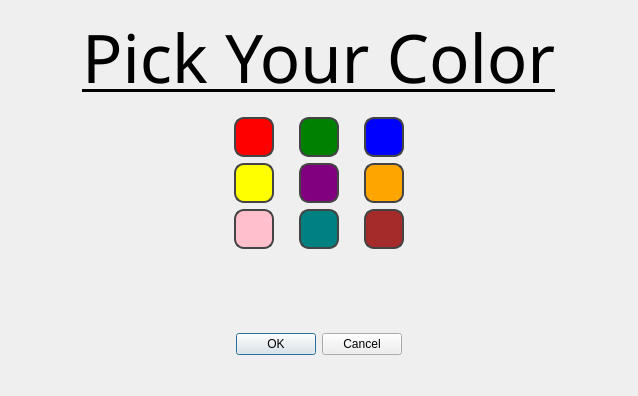
Before: the Qt Designer form UI/Games/DotsAndBoxesPage/ColorSelectionDialog/color_selection_dialog.ui in PlaTwo-project/PlaTwo, drawn with Qt 5.
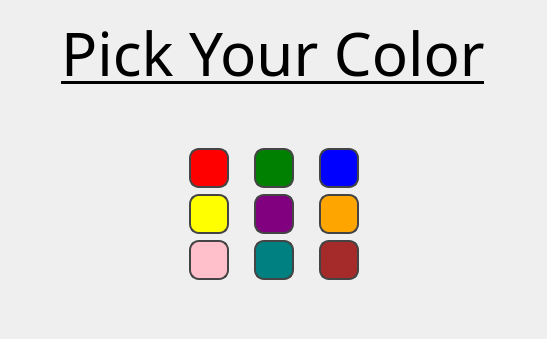
After: the same form once the commit is applied. Icons and pictures are not drawn.

Commit message: Add color selection feature

```diff
--- a/UI/Games/DotsAndBoxesPage/ColorSelectionDialog/color_selection_dialog.ui
+++ b/UI/Games/DotsAndBoxesPage/ColorSelectionDialog/color_selection_dialog.ui
@@ -6,8 +6,8 @@
    <rect>
     <x>0</x>
     <y>0</y>
-    <width>638</width>
-    <height>396</height>
+    <width>547</width>
+    <height>339</height>
    </rect>
   </property>
   <property name="windowTitle">
@@ -17,75 +17,34 @@
    <iconset resource="../../../../recources.qrc">
     <normaloff>:/icons/Resources/icon.ico</normaloff>:/icons/Resources/icon.ico</iconset>
   </property>
+  <property name="autoFillBackground">
+   <bool>false</bool>
+  </property>
+  <property name="styleSheet">
+   <string notr="true">QDialogButtonBox QPushButton {
+    background-color: white;
+    color: black;
+    border: 1px solid #0078d7;
+    padding: 5px 12px;
+    border-radius: 4px;
+}
+
+QDialogButtonBox QPushButton:hover {
+    background-color: #e6f2ff;
+}
+
+QDialogButtonBox QPushButton:pressed {
+    background-color: #C7E3FF;
+}
+</string>
+  </property>
   <layout class="QGridLayout" name="gridLayout">
-   <item row="2" column="1" alignment="Qt::AlignmentFlag::AlignHCenter|Qt::AlignmentFlag::AlignBottom">
-    <widget class="QDialogButtonBox" name="buttonBox">
-     <property name="minimumSize">
-      <size>
-       <width>0</width>
-       <height>0</height>
-      </size>
-     </property>
-     <property name="font">
-      <font>
-       <bold>false</bold>
-      </font>
-     </property>
-     <property name="cursor">
-      <cursorShape>PointingHandCursor</cursorShape>
-     </property>
-     <property name="mouseTracking">
-      <bool>false</bool>
-     </property>
-     <property name="focusPolicy">
-      <enum>Qt::FocusPolicy::TabFocus</enum>
-     </property>
-     <property name="autoFillBackground">
-      <bool>false</bool>
-     </property>
-     <property name="orientation">
-      <enum>Qt::Orientation::Horizontal</enum>
-     </property>
-     <property name="standardButtons">
-      <set>QDialogButtonBox::StandardButton::Cancel|QDialogButtonBox::StandardButton::Ok</set>
-     </property>
-     <property name="centerButtons">
-      <bool>false</bool>
-     </property>
-    </widget>
-   </item>
-   <item row="1" column="0">
-    <spacer name="horizontalSpacer_2">
-     <property name="orientation">
-      <enum>Qt::Orientation::Horizontal</enum>
-     </property>
-     <property name="sizeHint" stdset="0">
-      <size>
-       <width>40</width>
-       <height>20</height>
-      </size>
-     </property>
-    </spacer>
-   </item>
-   <item row="1" column="2">
-    <spacer name="horizontalSpacer">
-     <property name="orientation">
-      <enum>Qt::Orientation::Horizontal</enum>
-     </property>
-     <property name="sizeHint" stdset="0">
-      <size>
-       <width>40</width>
-       <height>20</height>
-      </size>
-     </property>
-    </spacer>
-   </item>
    <item row="0" column="0" colspan="3" alignment="Qt::AlignmentFlag::AlignHCenter|Qt::AlignmentFlag::AlignTop">
     <widget class="QLabel" name="label">
      <property name="font">
       <font>
        <family>Orbitron SemiBold</family>
-       <pointsize>50</pointsize>
+       <pointsize>45</pointsize>
        <underline>true</underline>
       </font>
      </property>
@@ -94,7 +53,7 @@
      </property>
     </widget>
    </item>
-   <item row="1" column="1">
+   <item row="2" column="1">
     <layout class="QGridLayout" name="gridLayout_2">
      <property name="leftMargin">
       <number>20</number>
@@ -129,9 +88,15 @@
         </font>
        </property>
        <property name="styleSheet">
-        <string notr="true">background-color: green;
-border-radius: 10px;
-border: 1.5px solid #444;</string>
+        <string notr="true">QPushButton {
+	background-color: green;
+	border-radius: 10px;
+	border: 1.5px solid #444;
+}
+
+QPushButton:hover {
+	border: 3px solid #000;
+}</string>
        </property>
        <property name="text">
         <string/>
@@ -159,9 +124,15 @@
         </font>
        </property>
        <property name="styleSheet">
-        <string notr="true">background-color: blue;
-border-radius: 10px;
-border: 1.5px solid #444;</string>
+        <string notr="true">QPushButton {
+	background-color: blue;
+	border-radius: 10px;
+	border: 1.5px solid #444;
+}
+
+QPushButton:hover {
+	border: 3px solid #000;
+}</string>
        </property>
        <property name="text">
         <string/>
@@ -192,9 +163,15 @@
         </font>
        </property>
        <property name="styleSheet">
-        <string notr="true">background-color: yellow;
-border-radius: 10px;
-border: 1.5px solid #444;</string>
+        <string notr="true">QPushButton {
+	background-color: yellow;
+	border-radius: 10px;
+	border: 1.5px solid #444;
+}
+
+QPushButton:hover {
+	border: 3px solid #000;
+}</string>
        </property>
        <property name="text">
         <string/>
@@ -223,9 +200,15 @@
         </font>
        </property>
        <property name="styleSheet">
-        <string notr="true">background-color: red;
-border-radius: 10px;
-border: 1.5px solid #444;</string>
+        <string notr="true">QPushButton {
+	background-color: red;
+	border-radius: 10px;
+	border: 1.5px solid #444;
+}
+
+QPushButton:hover {
+	border: 3px solid #000;
+}</string>
        </property>
        <property name="text">
         <string/>
@@ -253,9 +236,15 @@
         </font>
        </property>
        <property name="styleSheet">
-        <string notr="true">background-color: pink;
-border-radius: 10px;
-border: 1.5px solid #444;</string>
+        <string notr="true">QPushButton {
+	background-color: pink;
+	border-radius: 10px;
+	border: 1.5px solid #444;
+}
+
+QPushButton:hover {
+	border: 3px solid #000;
+}</string>
        </property>
        <property name="text">
         <string/>
@@ -283,9 +272,15 @@
         </font>
        </property>
        <property name="styleSheet">
-        <string notr="true">background-color: purple;
-border-radius: 10px;
-border: 1.5px solid #444;</string>
+        <string notr="true">QPushButton {
+	background-color: purple;
+	border-radius: 10px;
+	border: 1.5px solid #444;
+}
+
+QPushButton:hover {
+	border: 3px solid #000;
+}</string>
        </property>
        <property name="text">
         <string/>
@@ -313,9 +308,15 @@
         </font>
        </property>
        <property name="styleSheet">
-        <string notr="true">background-color: teal;
-border-radius: 10px;
-border: 1.5px solid #444;</string>
+        <string notr="true">QPushButton {
+	background-color: teal;
+	border-radius: 10px;
+	border: 1.5px solid #444;
+}
+
+QPushButton:hover {
+	border: 3px solid #000;
+}</string>
        </property>
        <property name="text">
         <string/>
@@ -343,9 +344,15 @@
         </font>
        </property>
        <property name="styleSheet">
-        <string notr="true">background-color: orange;
-border-radius: 10px;
-border: 1.5px solid #444;</string>
+        <string notr="true">QPushButton {
+	background-color: orange;
+	border-radius: 10px;
+	border: 1.5px solid #444;
+}
+
+QPushButton:hover {
+	border: 3px solid #000;
+}</string>
        </property>
        <property name="text">
         <string/>
@@ -376,9 +383,15 @@
         </font>
        </property>
        <property name="styleSheet">
-        <string notr="true">background-color: brown;
-border-radius: 10px;
-border: 1.5px solid #444;</string>
+        <string notr="true">QPushButton {
+	background-color: brown;
+	border-radius: 10px;
+	border: 1.5px solid #444;
+}
+
+QPushButton:hover {
+	border: 3px solid #000;
+}</string>
        </property>
        <property name="text">
         <string/>
@@ -393,12 +406,51 @@
       <enum>Qt::Orientation::Vertical</enum>
      </property>
      <property name="sizeType">
-      <enum>QSizePolicy::Policy::Fixed</enum>
+      <enum>QSizePolicy::Policy::Expanding</enum>
      </property>
      <property name="sizeHint" stdset="0">
       <size>
        <width>20</width>
-       <height>30</height>
+       <height>40</height>
+      </size>
+     </property>
+    </spacer>
+   </item>
+   <item row="2" column="0">
+    <spacer name="horizontalSpacer_2">
+     <property name="orientation">
+      <enum>Qt::Orientation::Horizontal</enum>
+     </property>
+     <property name="sizeHint" stdset="0">
+      <size>
+       <width>40</width>
+       <height>20</height>
+      </size>
+     </property>
+    </spacer>
+   </item>
+   <item row="2" column="2">
+    <spacer name="horizontalSpacer">
+     <property name="orientation">
+      <enum>Qt::Orientation::Horizontal</enum>
+     </property>
+     <property name="sizeHint" stdset="0">
+      <size>
+       <width>40</width>
+       <height>20</height>
+      </size>
+     </property>
+    </spacer>
+   </item>
+   <item row="1" column="1">
+    <spacer name="verticalSpacer_2">
+     <property name="orientation">
+      <enum>Qt::Orientation::Vertical</enum>
+     </property>
+     <property name="sizeHint" stdset="0">
+      <size>
+       <width>20</width>
+       <height>40</height>
       </size>
      </property>
     </spacer>
```
Left out of the diff: 38 changed lines with no effect on the pictures. The commit also changes 23 other files.
